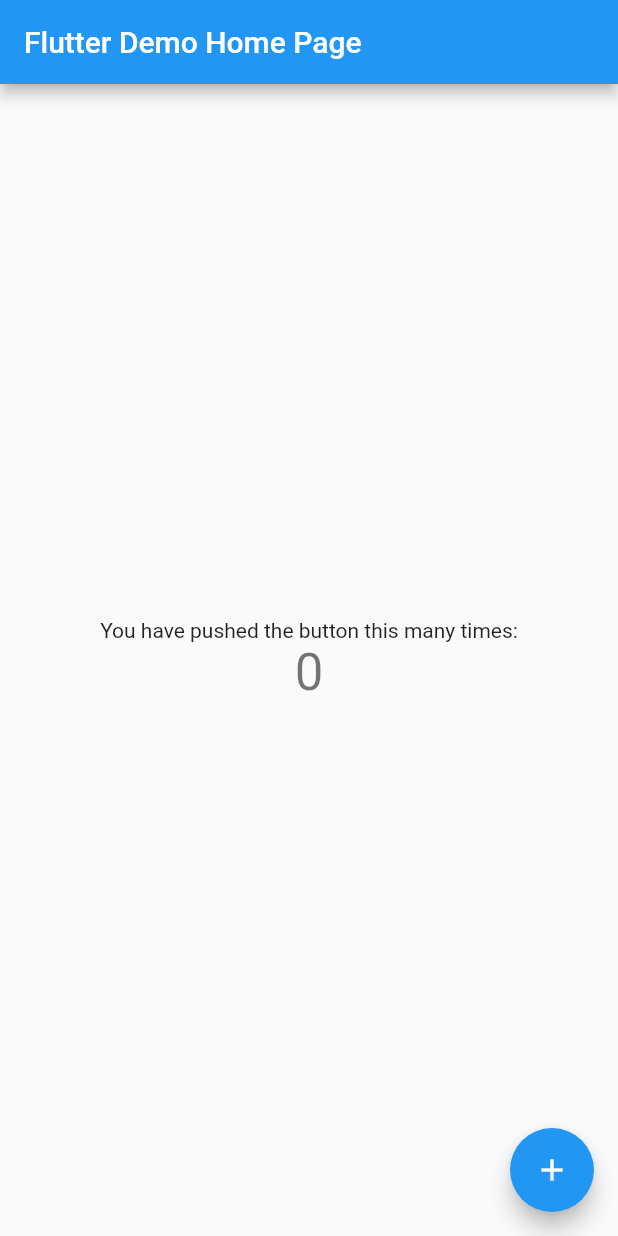
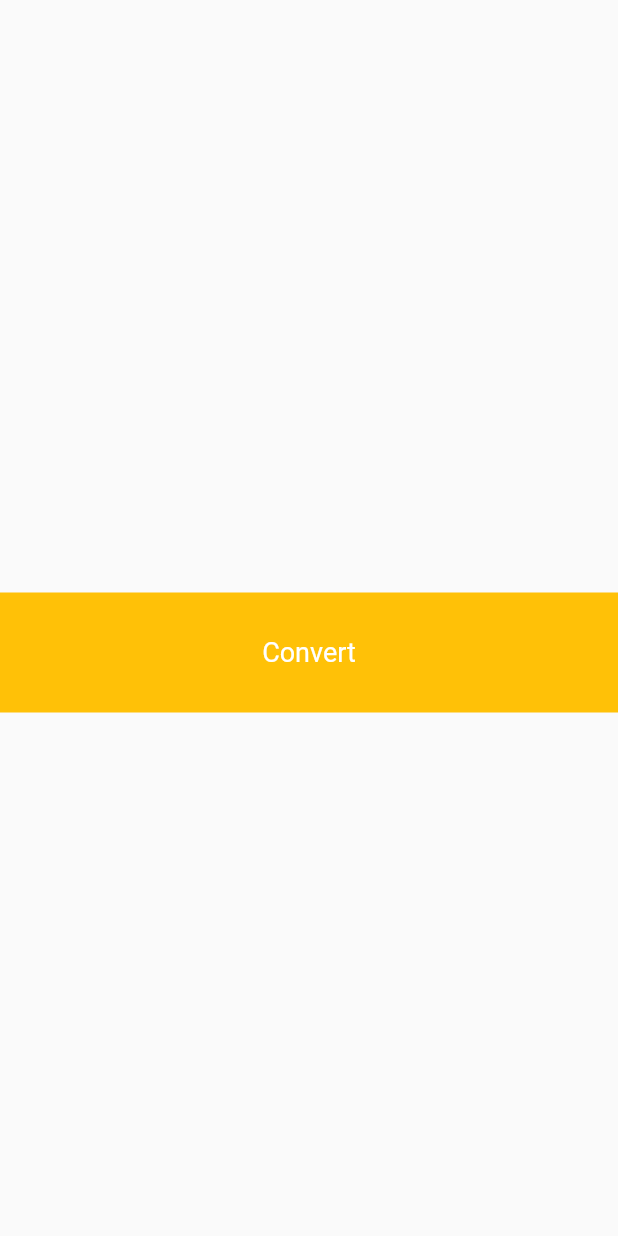
Before and after one commit to rafiyandi/Google-Maps-Api, a Flutter app: the screen it shows after launch, on a phone screen of 412 x 824 dp. Run offline on Flutter 3.47's test engine with Material 2 defaults, Android fonts, the phone set to English and light mode, and no system bars; our stand-ins replace geocoding, google_maps_flutter.

Commit message:
succes add permission

```diff
--- /dev/null
+++ b/lib/convert_latlang_to_addresss.dart
@@ -0,0 +1,56 @@
+import 'package:flutter/material.dart';
+import 'package:geocoding/geocoding.dart';
+
+class ConvertLatLangToAddress extends StatefulWidget {
+  const ConvertLatLangToAddress({super.key});
+
+  @override
+  State<ConvertLatLangToAddress> createState() =>
+      _ConvertLatLangToAddressState();
+}
+
+class _ConvertLatLangToAddressState extends State<ConvertLatLangToAddress> {
+  String address = '';
+  @override
+  Widget build(BuildContext context) {
+    return Scaffold(
+      body: Column(
+        mainAxisAlignment: MainAxisAlignment.center,
+        children: [
+          Text(address),
+          SizedBox(height: 30),
+          GestureDetector(
+            onTap: () async {
+              // 5.357765007679426, 95.96200412616079
+              // -6.1670954926426145, 106.7974031532054
+              List<Placemark> placemarks = await placemarkFromCoordinates(
+                  -6.1670954926426145, 106.7974031532054);
+              var second = placemarks.last;
+              print("kambing ${second.name}");
+              setState(() {
+                address = second.country.toString() +
+                    " " +
+                    second.administrativeArea.toString() +
+                    " " +
+                    second.subAdministrativeArea.toString() +
+                    second.locality.toString() +
+                    " Kecamatan " +
+                    second.subLocality.toString();
+              });
+            },
+            child: Container(
+              width: double.infinity,
+              height: 80,
+              decoration: BoxDecoration(color: Colors.amber),
+              child: Center(
+                  child: Text(
+                "Convert",
+                style: TextStyle(fontSize: 18, color: Colors.white),
+              )),
+            ),
+          ),
+        ],
+      ),
+    );
+  }
+}
--- a/lib/main.dart
+++ b/lib/main.dart
@@ -1,4 +1,6 @@
 import 'package:flutter/material.dart';
+import 'package:googlemaps/convert_latlang_to_addresss.dart';
+import 'package:googlemaps/home_page.dart';
 
 void main() {
   runApp(const MyApp());
@@ -7,109 +9,14 @@ void main() {
 class MyApp extends StatelessWidget {
   const MyApp({super.key});
 
-  // This widget is the root of your application.
   @override
   Widget build(BuildContext context) {
     return MaterialApp(
       title: 'Flutter Demo',
       theme: ThemeData(
-        // This is the theme of your application.
-        //
-        // Try running your application with "flutter run". You'll see the
-        // application has a blue toolbar. Then, without quitting the app, try
-        // changing the primarySwatch below to Colors.green and then invoke
-        // "hot reload" (press "r" in the console where you ran "flutter run",
-        // or simply save your changes to "hot reload" in a Flutter IDE).
-        // Notice that the counter didn't reset back to zero; the application
-        // is not restarted.
         primarySwatch: Colors.blue,
       ),
-      home: const MyHomePage(title: 'Flutter Demo Home Page'),
+      home: const ConvertLatLangToAddress(),
     );
   }
 }
-
-class MyHomePage extends StatefulWidget {
-  const MyHomePage({super.key, required this.title});
-
-  // This widget is the home page of your application. It is stateful, meaning
-  // that it has a State object (defined below) that contains fields that affect
-  // how it looks.
-
-  // This class is the configuration for the state. It holds the values (in this
-  // case the title) provided by the parent (in this case the App widget) and
-  // used by the build method of the State. Fields in a Widget subclass are
-  // always marked "final".
-
-  final String title;
-
-  @override
-  State<MyHomePage> createState() => _MyHomePageState();
-}
-
-class _MyHomePageState extends State<MyHomePage> {
-  int _counter = 0;
-
-  void _incrementCounter() {
-    setState(() {
-      // This call to setState tells the Flutter framework that something has
-      // changed in this State, which causes it to rerun the build method below
-      // so that the display can reflect the updated values. If we changed
-      // _counter without calling setState(), then the build method would not be
-      // called again, and so nothing would appear to happen.
-      _counter++;
-    });
-  }
-
-  @override
-  Widget build(BuildContext context) {
-    // This method is rerun every time setState is called, for instance as done
-    // by the _incrementCounter method above.
-    //
-    // The Flutter framework has been optimized to make rerunning build methods
-    // fast, so that you can just rebuild anything that needs updating rather
-    // than having to individually change instances of widgets.
-    return Scaffold(
-      appBar: AppBar(
-        // Here we take the value from the MyHomePage object that was created by
-        // the App.build method, and use it to set our appbar title.
-        title: Text(widget.title),
-      ),
-      body: Center(
-        // Center is a layout widget. It takes a single child and positions it
-        // in the middle of the parent.
-        child: Column(
-          // Column is also a layout widget. It takes a list of children and
-          // arranges them vertically. By default, it sizes itself to fit its
-          // children horizontally, and tries to be as tall as its parent.
-          //
-          // Invoke "debug painting" (press "p" in the console, choose the
-          // "Toggle Debug Paint" action from the Flutter Inspector in Android
-          // Studio, or the "Toggle Debug Paint" command in Visual Studio Code)
-          // to see the wireframe for each widget.
-          //
-          // Column has various properties to control how it sizes itself and
-          // how it positions its children. Here we use mainAxisAlignment to
-          // center the children vertically; the main axis here is the vertical
-          // axis because Columns are vertical (the cross axis would be
-          // horizontal).
-          mainAxisAlignment: MainAxisAlignment.center,
-          children: <Widget>[
-            const Text(
-              'You have pushed the button this many times:',
-            ),
-            Text(
-              '$_counter',
-              style: Theme.of(context).textTheme.headlineMedium,
-            ),
-          ],
-        ),
-      ),
-      floatingActionButton: FloatingActionButton(
-        onPressed: _incrementCounter,
-        tooltip: 'Increment',
-        child: const Icon(Icons.add),
-      ), // This trailing comma makes auto-formatting nicer for build methods.
-    );
-  }
-}
--- a/pubspec.yaml
+++ b/pubspec.yaml
@@ -36,6 +36,8 @@ dependencies:
   # Use with the CupertinoIcons class for iOS style icons.
   cupertino_icons: ^1.0.2
   google_maps_flutter: ^2.1.1
+  geocoding: ^2.1.0
+  geolocator: ^9.0.2
 
 
 dev_dependencies:
```
Also changed, not shown: lib/home_page.dart (added, +47 -0 lines), pubspec.lock, 7 other files.
